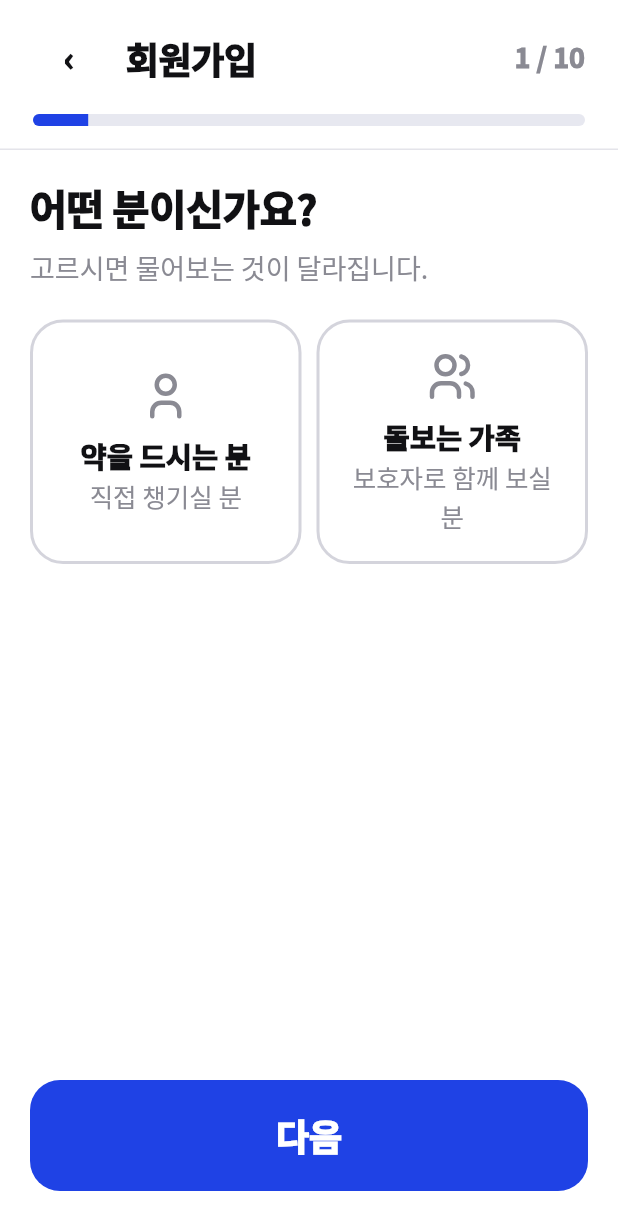
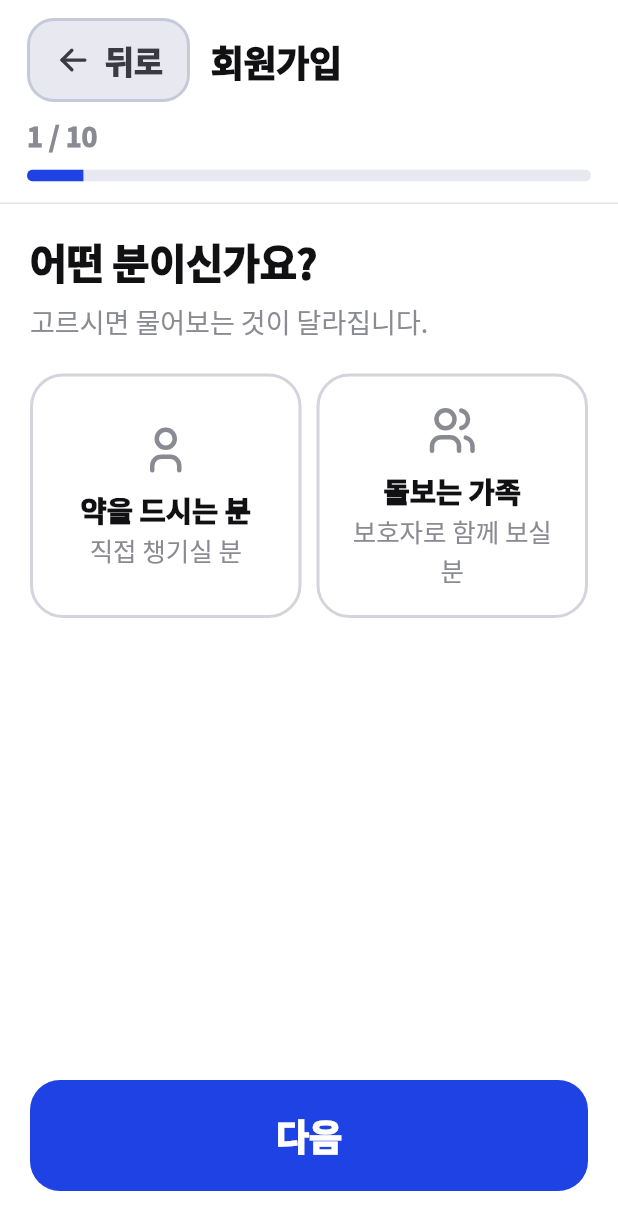
Before and after one commit to bong-bong00/alkong_yakong, a Flutter app: the SignupScreen screen opened by its route, on a phone screen of 412 x 824 dp. Shown: the top 1230 px of the screen. Run offline on Flutter 3.47's test engine with Material 3 defaults, Android fonts, the phone set to English and light mode, and no system bars; our stand-ins replace dio, fl_chart, flutter_local_notifications, flutter_riverpod, flutter_tabler_icons, flutter_timezone and 5 more; missing offline and left inert: polar; accounts and stored records are empty; network calls fail; Roboto replaces fonts that are missing (Noto Sans KR).

Commit message:
A장 · 뒤로가기를 라벨 붙은 버튼으로 바꾼다
44×44 원형에 `‹` 글리프만 있던 뒤로가기를 높이 56 라벨 버튼으로
바꿨다. 어르신은 모양만 있는 원형을 버튼으로 인식하지 못한다 —
사용자 테스트에서 "여기서 나가는 법을 모르겠다"가 가장 많이 나온
지점이다.

버튼이 면을 갖게 되면서 헤더 여백을 22에서 18로 줄였다.

라벨 없는 아이콘 버튼 세 개를 함께 걷어냈다.
- 회원가입 비밀번호의 눈 모양 아이콘 → "보기/숨기기" 글씨.
  로그인 화면이 이미 쓰던 방식으로 맞췄다.
- 환자 연결·내 정보 고치기의 Material AppBar 화살표 → 시니어 헤더.
  이 두 화면은 리디자인이 닿지 않은 채 남아 있었다.

회원가입 헤더는 걸음 표시를 아래 줄로 내렸다. 뒤로 버튼이 넓어지면서
"뒤로 + 회원가입 + 1/10"이 글자 2배에서 30px 넘쳤다.

심박 화면에 남아 있던 죽은 위젯 둘을 지웠다. 서버 연결이 붙으면서
안 쓰이게 된 잔재다.

테스트 4개로 고정 — 글씨가 보이는지, 돌아갈 곳이 없으면 안 그리는지,
긴 제목에 글자 2배에서도 안 찌그러지는지, 그리고 라벨 없는 아이콘
버튼이 앱 전체에 하나도 없는지.

```diff
--- a/lib/core/widgets/senior_header.dart
+++ b/lib/core/widgets/senior_header.dart
@@ -1,4 +1,5 @@
 import 'package:flutter/material.dart';
+import 'package:flutter_tabler_icons/flutter_tabler_icons.dart';
 
 import '../constants/app_colors.dart';
 import '../theme/app_typography.dart';
@@ -37,7 +38,7 @@ class SeniorHeader extends StatelessWidget {
       child: SafeArea(
         bottom: false,
         child: Padding(
-          padding: const EdgeInsets.fromLTRB(22, 14, 22, 15),
+          padding: const EdgeInsets.fromLTRB(18, 12, 18, 14),
           child: child,
         ),
       ),
@@ -112,45 +113,59 @@ class SeniorBackHeader extends StatelessWidget {
 }
 
 /// 44×44 원형 뒤로가기. 탭 영역은 48×48 이상으로 잡는다.
+/// 라벨이 보이는 뒤로 버튼. 높이 56, 채움 + 2px 테두리.
+///
+/// **아이콘만 있는 뒤로가기는 만들지 않는다.** 어르신은 `‹` 모양만 있는 원형을
+/// 버튼으로 인식하지 못한다 — 사용자 테스트에서 "여기서 나가는 법을 모르겠다"가
+/// 가장 많이 나온 지점이다.
 class SeniorBackButton extends StatelessWidget {
   final VoidCallback? onTap;
   final bool onDark;
 
-  const SeniorBackButton({super.key, this.onTap, this.onDark = false});
+  /// 기본 "뒤로". 돌아갈 곳이 특별하면 "목록으로"처럼 바꿔도 된다.
+  final String label;
+
+  const SeniorBackButton({
+    super.key,
+    this.onTap,
+    this.onDark = false,
+    this.label = '뒤로',
+  });
 
   @override
   Widget build(BuildContext context) {
-    // 쉬운 모드처럼 화면이 쉘 안에 얹혀 있으면 돌아갈 곳이 없다.
-    // 눌러도 아무 일이 없는 버튼은 그리지 않는다.
+    // 쉘 안에 얹혀 돌아갈 곳이 없으면 그리지 않는다.
     if (onTap == null && !Navigator.of(context).canPop()) {
-      return const SizedBox(width: 4);
+      return const SizedBox.shrink();
     }
 
+    final fg = onDark ? Colors.white : AppColors.textBody;
     return Semantics(
       button: true,
-      label: '뒤로 가기',
-      child: InkResponse(
+      label: '$label 가기',
+      child: GestureDetector(
         onTap: onTap ?? () => Navigator.of(context).maybePop(),
-        radius: 32,
+        behavior: HitTestBehavior.opaque,
         child: Container(
-          width: 48,
-          height: 48,
-          alignment: Alignment.center,
-          child: Container(
-            width: 44,
-            height: 44,
-            alignment: Alignment.center,
-            decoration: BoxDecoration(
-              color: onDark ? AppColors.camChip : AppColors.surface,
-              shape: BoxShape.circle,
+          height: 56,
+          padding: const EdgeInsets.symmetric(horizontal: 16),
+          decoration: BoxDecoration(
+            color: onDark ? AppColors.camChip : AppColors.secondaryFill,
+            borderRadius: BorderRadius.circular(18),
+            border: Border.all(
+              color: onDark ? const Color(0x80FFFFFF) : AppColors.strongLine,
+              width: 2,
             ),
-            child: Text(
-              '‹',
-              style: AppText.cardTitle(
-                size: 22,
-                color: onDark ? Colors.white : AppColors.textPrimary,
+          ),
+          child: Row(
+            mainAxisSize: MainAxisSize.min,
+            children: [
+              ExcludeSemantics(
+                child: Icon(TablerIcons.arrow_left, size: 26, color: fg),
               ),
-            ),
+              const SizedBox(width: 8),
+              Text(label, style: AppText.button(size: 21, color: fg)),
+            ],
           ),
         ),
       ),
--- a/lib/features/auth/presentation/screens/signup_screen.dart
+++ b/lib/features/auth/presentation/screens/signup_screen.dart
@@ -433,11 +433,11 @@ class _SignupScreenState extends ConsumerState<SignupScreen> {
               _pw,
               hint: '비밀번호 (6자 이상)',
               obscure: _obscure,
-              suffix: IconButton(
-                icon: Icon(
-                  _obscure ? Icons.visibility_off : Icons.visibility,
-                  color: Colors.grey,
-                ),
+              // 눈 모양 아이콘은 학습이 안 된다. 한글 라벨로 둔다.
+              suffix: SeniorTextButton(
+                label: _obscure ? '보기' : '숨기기',
+                color: AppColors.point,
+                expand: false,
                 onPressed: () => setState(() => _obscure = !_obscure),
               ),
             ),
@@ -908,6 +908,8 @@ class _SignupScreenState extends ConsumerState<SignupScreen> {
               child: Column(
                 crossAxisAlignment: CrossAxisAlignment.stretch,
                 children: [
+                  // 뒤로 버튼이 라벨을 갖게 되면서 한 줄에 셋을 넣으면
+                  // 글자가 커질 때 넘친다. 걸음 표시를 아래로 내린다.
                   Row(
                     children: [
                       SeniorBackButton(onTap: _prev),
@@ -918,16 +920,17 @@ class _SignupScreenState extends ConsumerState<SignupScreen> {
                           style: AppText.screenTitle(size: 24),
                         ),
                       ),
-                      Text(
-                        '${_step + 1} / ${steps.length}',
-                        style: AppText.cardTitle(
-                          size: 18,
-                          color: AppColors.textTertiary,
-                        ),
-                      ),
                     ],
                   ),
-                  const SizedBox(height: 14),
+                  const SizedBox(height: 10),
+                  Text(
+                    '${_step + 1} / ${steps.length}',
+                    style: AppText.cardTitle(
+                      size: 18,
+                      color: AppColors.textTertiary,
+                    ),
+                  ),
+                  const SizedBox(height: 10),
                   ClipRRect(
                     borderRadius: BorderRadius.circular(4),
                     child: LinearProgressIndicator(
```
Also changed, not shown: lib/features/biosignal/presentation/screens/heart_screen.dart (+0 -51 lines), lib/features/dashboard/presentation/screens/patient_link_screen.dart (+8 -14 lines), lib/features/dashboard/presentation/screens/profile_edit_screen.dart (+8 -14 lines), 1 other file.
